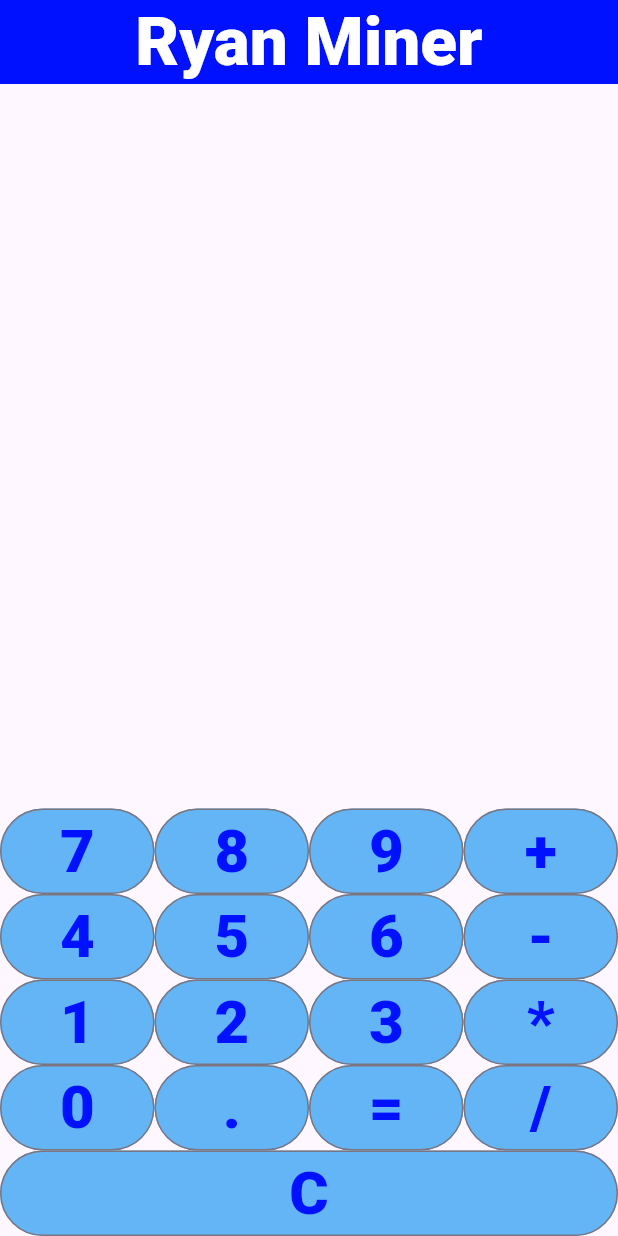
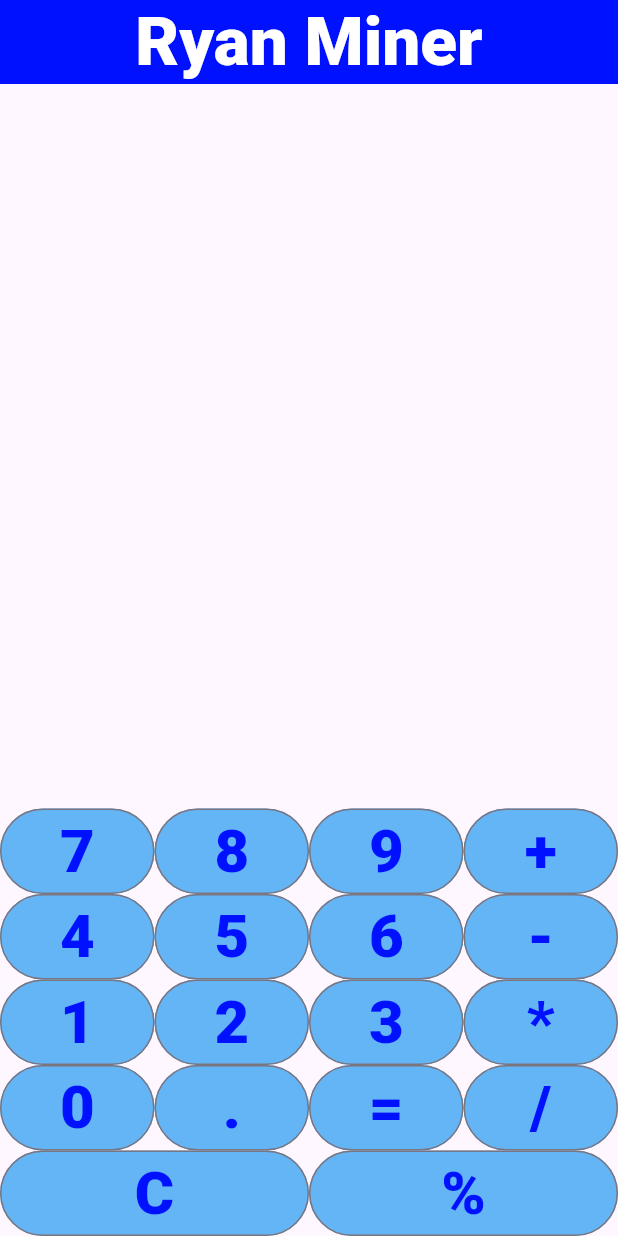
Before and after one commit to The333ryan/flutter-calculator, a Flutter app: the screen it shows after launch, on a phone screen of 412 x 824 dp. Run offline on Flutter 3.47's test engine with Material 3 defaults, Android fonts, the phone set to English and light mode, and no system bars; missing offline and left inert: expressions.

Commit message:
Added the modulus operator (% button next to C)

```diff
--- a/lib/main.dart
+++ b/lib/main.dart
@@ -115,6 +115,7 @@ class _MyHomePageState extends State<MyHomePage> {
           Row(
             children: [
               _buildButton('C'),
+              _buildButton('%')
             ],
           ),
         ],
@@ -151,3 +152,5 @@ class _MyHomePageState extends State<MyHomePage> {
 //Copilot seems to have gotten the logic correct
 //Copilot did not do styling though, so the font sizing, weight, colors, etc. are my doing
 //Calculator does indeed handle edge cases, but needs to be cleared after doing so.
+
+//V2: Added modulus operator
```
Also changed, not shown: 3 other files.
